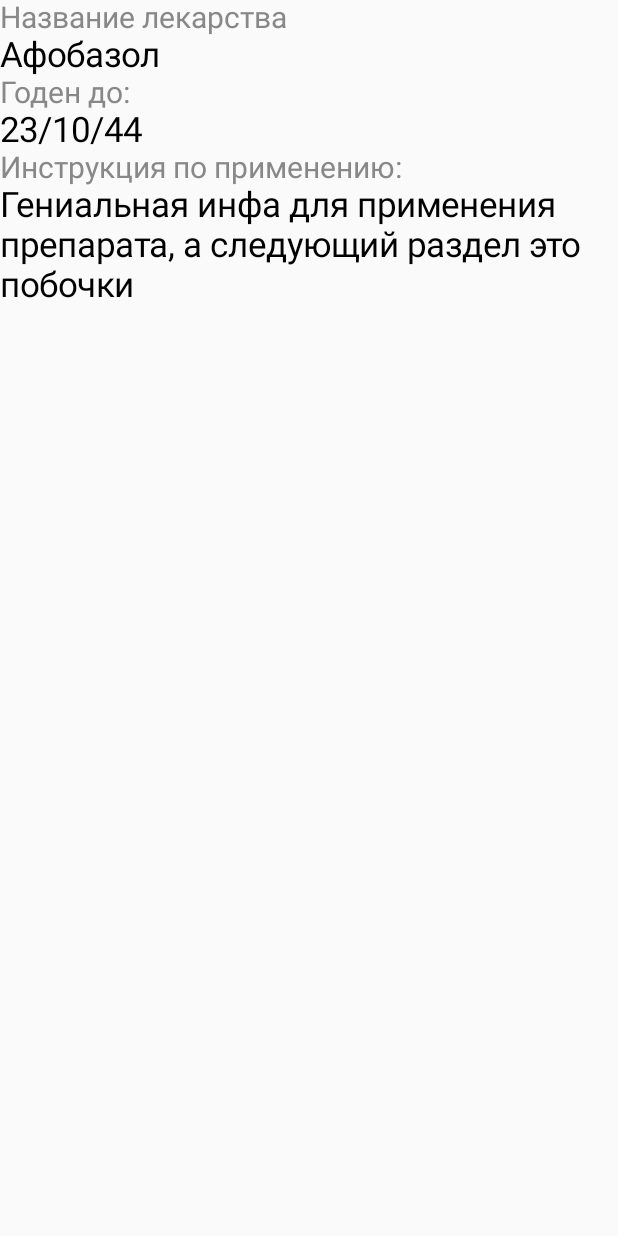
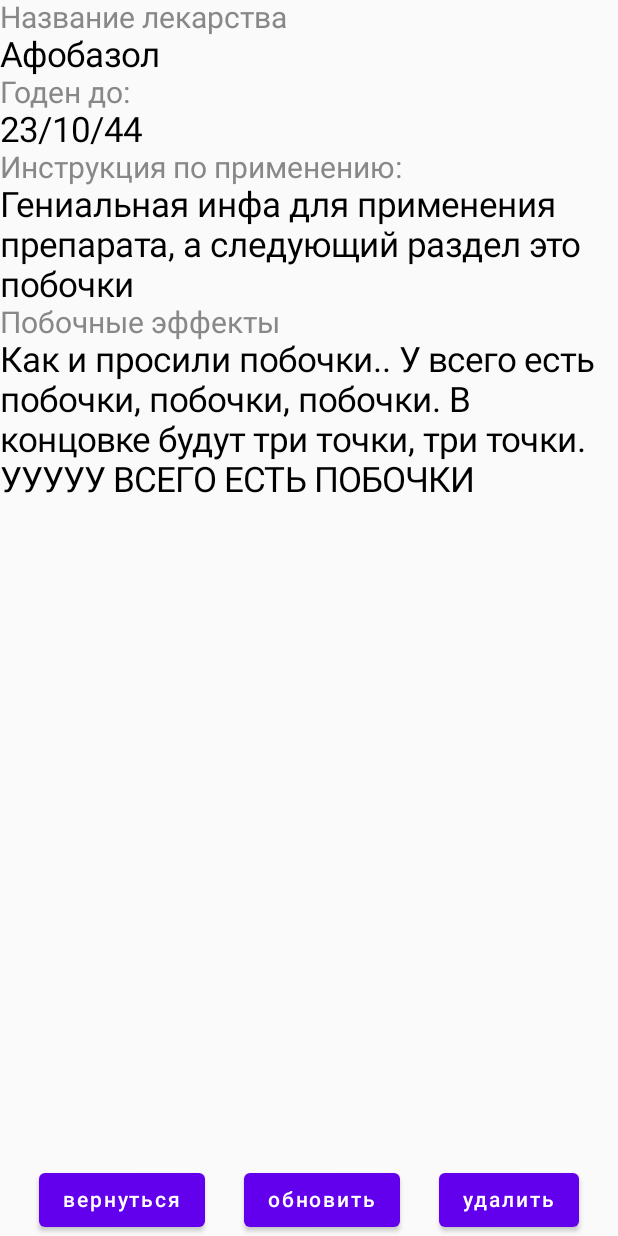
Before and after one commit to prayfortherain/Medicine_Chest, an Android app built with Jetpack Compose: the screen it shows after launch (InfoActivity), after a tap on "Афобазол", on a phone screen of 412 x 824 dp. Run offline under Robolectric (Android 15) with nearby library versions, the phone set to English and light mode, and no system bars.

Commit message:
update InfoActivity

```diff
--- a/app/src/main/java/com/example/medicinechest/InfoActivity.kt
+++ b/app/src/main/java/com/example/medicinechest/InfoActivity.kt
@@ -3,8 +3,12 @@
 import android.os.Bundle
 import androidx.activity.ComponentActivity
 import androidx.activity.compose.setContent
-import androidx.compose.foundation.layout.Column
+import androidx.compose.foundation.layout.*
+import androidx.compose.material.Button
 import androidx.compose.material.Text
+import androidx.compose.runtime.Composable
+import androidx.compose.ui.Alignment
+import androidx.compose.ui.Modifier
 import androidx.compose.ui.graphics.Color
 import androidx.compose.ui.unit.sp
 
@@ -16,24 +20,48 @@
             val name = arguments?.getString("name")
             val date = arguments?.getString("date")
             Column {
-                Text(text = "Название лекарства",
-                    color = Color.Gray,
-                    fontSize = 20.sp)
-                Text(text = name!!,
-                    fontSize = 23.sp)
-
-                Text(text = "Годен до: ",
-                    color = Color.Gray,
-                    fontSize = 20.sp)
-                Text(text = date!!,
-                    fontSize = 23.sp)
-
-                Text(text = "Инструкция по применению: ",
-                    color = Color.Gray,
-                    fontSize = 20.sp)
-                Text(text = "Гениальная инфа для применения препарата, а следующий раздел это побочки",
-                    fontSize = 23.sp)
+                chapter(heading = "Название лекарства", description = name!!)
+                chapter(heading = "Годен до:", description = date!!)
+                chapter(
+                    heading = "Инструкция по применению:",
+                    description = "Гениальная инфа для применения препарата, а следующий раздел это побочки"
+                )
+                chapter(
+                    heading = "Побочные эффекты",
+                    description = "Как и просили побочки.. У всего есть побочки, побочки, побочки. В концовке будут три точки, три точки. УУУУУ ВСЕГО ЕСТЬ ПОБОЧКИ"
+                )
+            }
+            Box(
+                modifier = Modifier
+                    .fillMaxSize(),
+                contentAlignment = Alignment.BottomEnd
+            ) {
+                Row(
+                    modifier = Modifier
+                        .fillMaxWidth(),
+                    verticalAlignment = Alignment.Bottom,
+                    horizontalArrangement = Arrangement.SpaceEvenly
+                ) {
+                    Button(onClick = { /*TODO*/ }) {
+                        Text(text = "вернуться")
+                    }
+                    Button(onClick = { /*TODO*/ }) {
+                        Text(text = "обновить")
+                    }
+                    Button(onClick = { /*TODO*/ }) {
+                        Text(text = "удалить")
+                    }
+                }
             }
         }
     }
 }
+
+@Composable
+fun chapter(heading : String, description : String){
+    Text(text = heading,
+        color = Color.Gray,
+        fontSize = 20.sp)
+    Text(text = description,
+        fontSize = 23.sp)
+}
--- a/app/src/main/java/com/example/medicinechest/MainActivity.kt
+++ b/app/src/main/java/com/example/medicinechest/MainActivity.kt
@@ -7,6 +7,7 @@
 import androidx.compose.foundation.layout.*
 import androidx.compose.foundation.lazy.LazyColumn
 import androidx.compose.foundation.lazy.itemsIndexed
+import androidx.compose.foundation.shape.CircleShape
 import androidx.compose.foundation.shape.RoundedCornerShape
 import androidx.compose.material.*
 import androidx.compose.runtime.Composable
@@ -50,6 +51,17 @@
                 }
             ) {
                 it.calculateBottomPadding()
+                Box(
+                    modifier = Modifier
+                        .fillMaxSize(),
+                    contentAlignment = Alignment.BottomEnd
+                ){
+                    Button(onClick = { /*TODO*/ },
+                        shape = CircleShape
+                        ) {
+                        Text(text = "+")
+                    }
+                }
                 LazyColumn(modifier = Modifier.fillMaxSize()) {
                     itemsIndexed(
                         medicine
```
